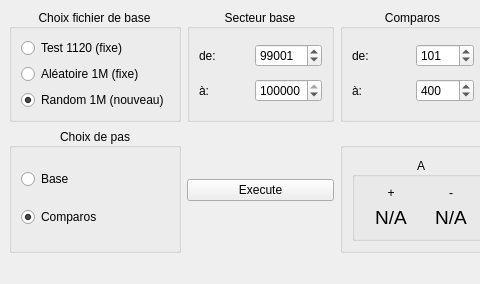
The window that dualite_transnumerique/fenetre.ui (camptocamp/fehlmann_dualite) describes before a commit, drawn with Qt 5; both pictures show x 0 to 480 and y 0 to 284 of the 800 by 284 pixel window.
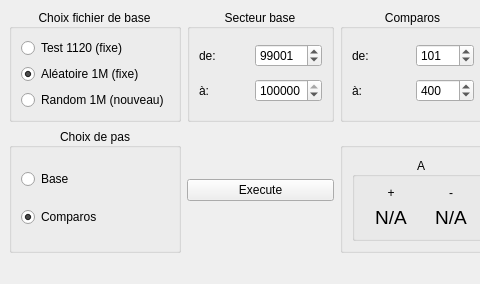
The same window after the commit.

What changed in the file:
```diff
--- a/dualite_transnumerique/fenetre.ui
+++ b/dualite_transnumerique/fenetre.ui
@@ -43,7 +43,7 @@
           <string>Aléatoire 1M (fixe)</string>
          </property>
          <property name="checked">
-          <bool>false</bool>
+          <bool>true</bool>
          </property>
         </widget>
        </item>
@@ -53,7 +53,7 @@
           <string>Random 1M (nouveau)</string>
          </property>
          <property name="checked">
-          <bool>true</bool>
+          <bool>false</bool>
          </property>
         </widget>
        </item>
```
